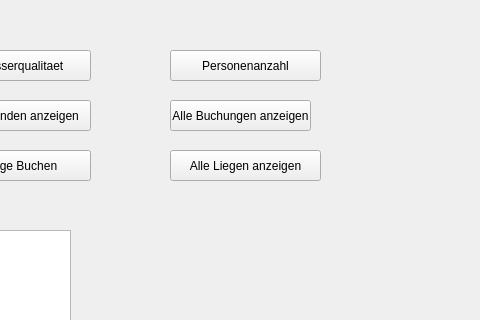
SpacederTraitor/cpp-projekte, file GUIBadesee/widget.ui: the form before one commit; both pictures show x 320 to 800 and y 0 to 320 of the 800 by 600 pixel window.
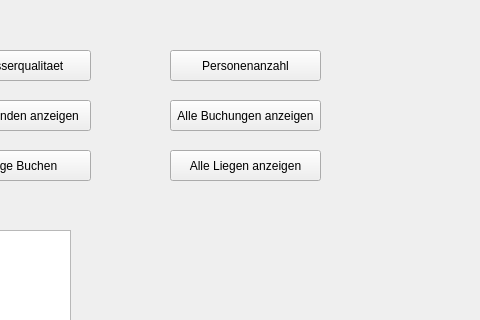
The form after the commit.

```diff
--- a/GUIBadesee/widget.ui
+++ b/GUIBadesee/widget.ui
@@ -132,7 +132,7 @@
     <rect>
      <x>490</x>
      <y>100</y>
-     <width>141</width>
+     <width>151</width>
      <height>31</height>
     </rect>
    </property>
```
Left out of the diff: 3 changed lines with no effect on the pictures.
